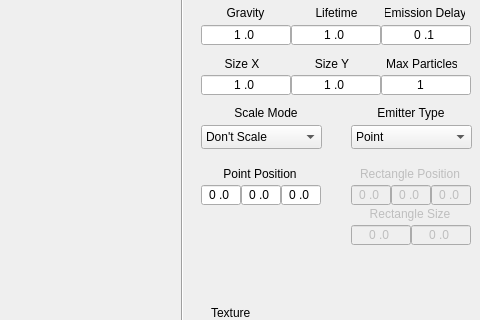
Old version of the form TA_ParticleEditor/TA_ParticleEditor/particleeditor.ui in the repository Stureplan/TA_ParticleEditor; both pictures show x 469 to 949 and y 152 to 472 of the 949 by 653 pixel window.
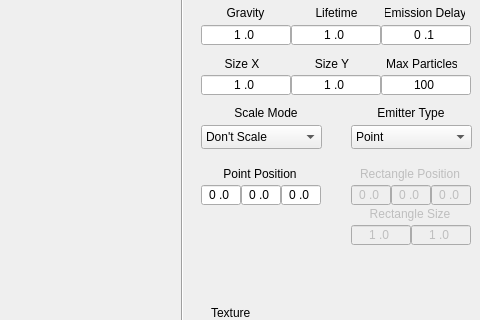
New version of the form. Custom widgets are drawn as their Qt base class.

```diff
--- a/TA_ParticleEditor/TA_ParticleEditor/particleeditor.ui
+++ b/TA_ParticleEditor/TA_ParticleEditor/particleeditor.ui
@@ -690,7 +690,7 @@
      <string>9000</string>
     </property>
     <property name="text">
-     <string>1</string>
+     <string>100</string>
     </property>
     <property name="alignment">
      <set>Qt::AlignCenter</set>
@@ -917,7 +917,7 @@
       <string>#0\.00</string>
      </property>
      <property name="text">
-      <string>0.0</string>
+      <string>1.0</string>
      </property>
      <property name="alignment">
       <set>Qt::AlignCenter</set>
@@ -939,7 +939,7 @@
       <string>#0\.00</string>
      </property>
      <property name="text">
-      <string>0.0</string>
+      <string>1.0</string>
      </property>
      <property name="alignment">
       <set>Qt::AlignCenter</set>
```
